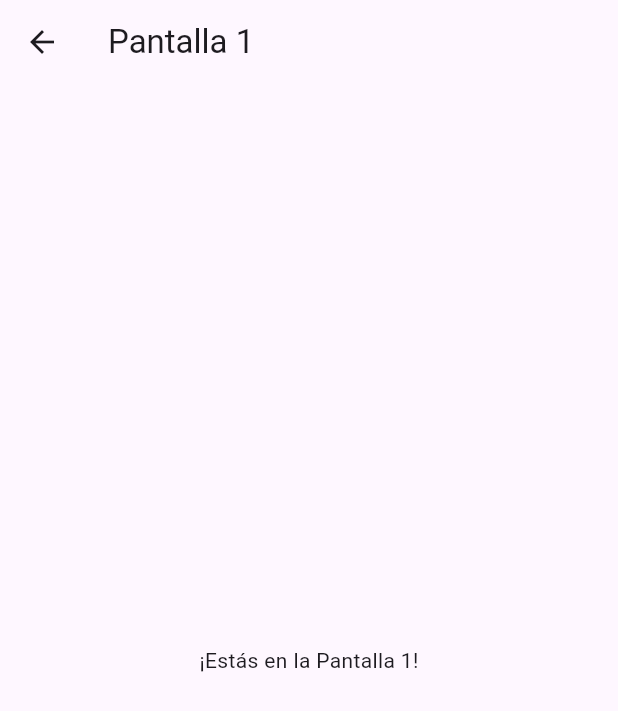
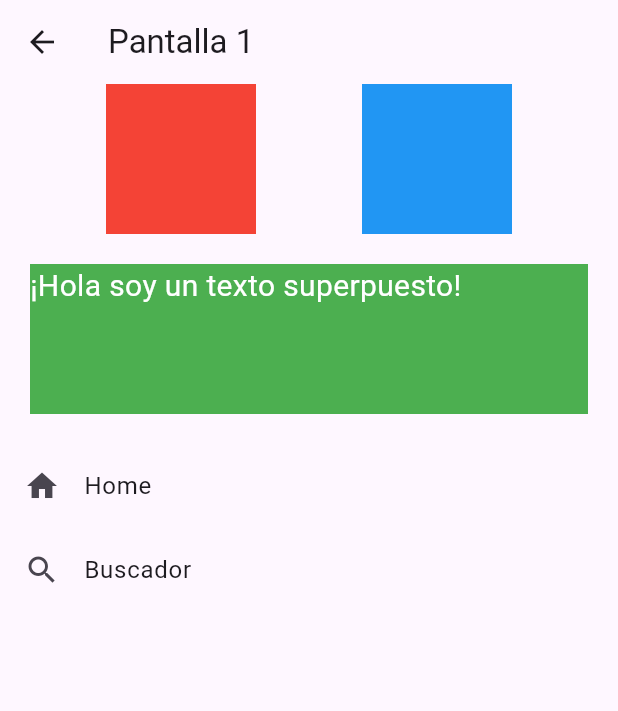
Before and after one commit to fili258-oss/flutterWidgets, a Flutter app: the Screen1 screen opened by its route, on a phone screen of 412 x 824 dp. Shown: the top 711 px of the screen. Run offline on Flutter 3.47's test engine with Material 3 defaults, Android fonts, the phone set to English and light mode, and no system bars.

Commit message:
Vistas complementadas con funcionalidad

```diff
--- a/lib/screens/screen_uno.dart
+++ b/lib/screens/screen_uno.dart
@@ -7,8 +7,65 @@ class Screen1 extends StatelessWidget {
       appBar: AppBar(
         title: Text('Pantalla 1'),
       ),
-      body: Center(
-        child: Text('¡Estás en la Pantalla 1!'),
+      body: Column(
+        mainAxisAlignment: MainAxisAlignment.start,
+        children: <Widget>[
+          Row(
+            mainAxisAlignment: MainAxisAlignment.spaceEvenly,
+            crossAxisAlignment: CrossAxisAlignment.start,
+            children: [
+              Container(
+                color: Colors.red,
+                width: 100,
+                height: 100,
+              ),
+              Container(
+                color: Colors.blue,
+                width: 100,
+                height: 100,
+              ),
+            ],
+          ),
+
+          Stack(
+            children: [
+              Padding(
+                padding: EdgeInsets.all(20),
+                child: Container(
+                  color: Colors.green,
+                  width: 400,
+                  height: 100,
+                ),
+              ),
+
+              Padding(padding: EdgeInsets.all(20),
+                child: Text(
+                  '¡Hola soy un texto superpuesto!',
+                  style: TextStyle(fontSize: 20, color: Colors.white)),
+              ),
+            ],
+
+          ),
+
+          ListTile(
+            leading: Icon(Icons.home),
+            title: Text('Home'),
+            onTap: () {
+              print('Home');
+            },
+          ),
+
+          ListTile(
+            leading: Icon(Icons.search),
+            title: Text('Buscador'),
+            onTap: () {
+              print('Buscador');
+            },
+          ),
+
+
+        ]
+
       ),
     );
   }
```
Also changed, not shown: lib/screens/screen_dos.dart (+54 -3 lines), lib/screens/screen_tres.dart (+35 -3 lines).
